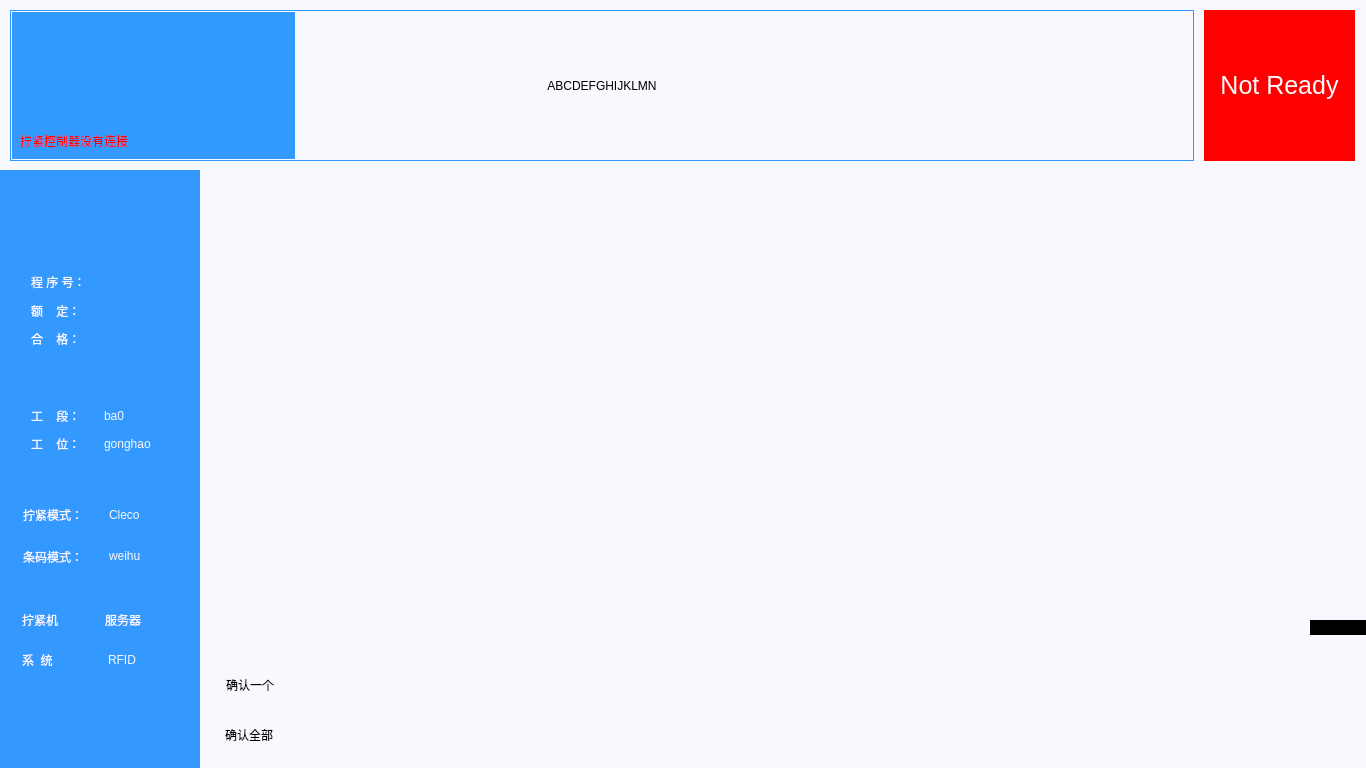
Before: the Qt Designer form mainwindow.ui in dyygxmy/wuxi_datong_Data2, drawn with Qt 5.
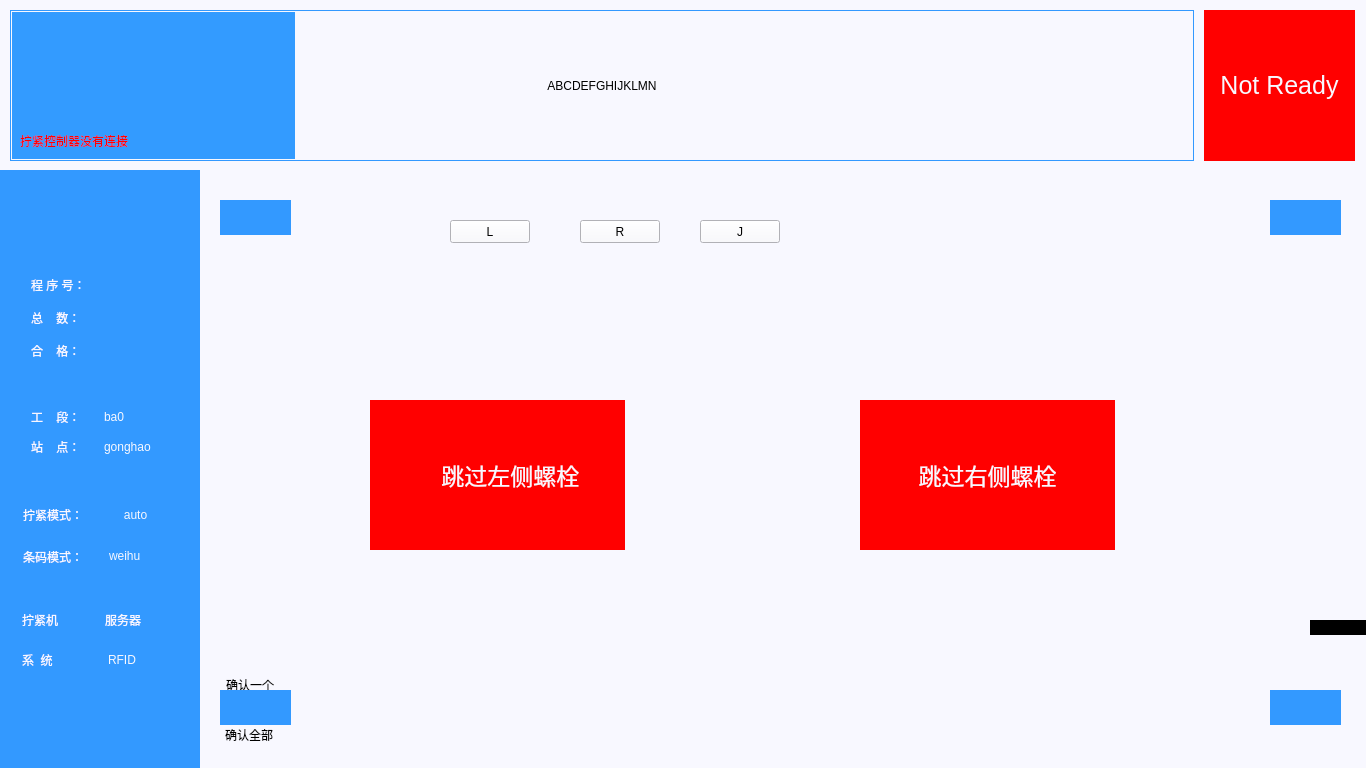
After: the same form once the commit is applied. Icons and pictures are not drawn.

```diff
--- a/mainwindow.ui
+++ b/mainwindow.ui
@@ -487,8 +487,8 @@
           <rect>
            <x>20</x>
            <y>224</y>
-           <width>161</width>
-           <height>71</height>
+           <width>162</width>
+           <height>75</height>
           </rect>
          </property>
          <layout class="QVBoxLayout" name="verticalLayout_2">
@@ -527,7 +527,7 @@
 color: rgb(248, 248, 255);</string>
               </property>
               <property name="text">
-               <string>工    位：</string>
+               <string>站    点：</string>
               </property>
              </widget>
             </item>
@@ -552,7 +552,7 @@
            <x>20</x>
            <y>90</y>
            <width>161</width>
-           <height>101</height>
+           <height>115</height>
           </rect>
          </property>
          <layout class="QVBoxLayout" name="verticalLayout">
@@ -591,7 +591,7 @@
 color: rgb(248, 248, 255);</string>
               </property>
               <property name="text">
-               <string>额    定：</string>
+               <string>总    数：</string>
               </property>
              </widget>
             </item>
@@ -819,23 +819,6 @@
           <string>拧紧模式：</string>
          </property>
         </widget>
-        <widget class="QLabel" name="label_tighten">
-         <property name="geometry">
-          <rect>
-           <x>109</x>
-           <y>335</y>
-           <width>51</width>
-           <height>19</height>
-          </rect>
-         </property>
-         <property name="styleSheet">
-          <string notr="true">font: 12pt &quot;黑体&quot;;
-color: rgb(248, 248, 255);</string>
-         </property>
-         <property name="text">
-          <string>Cleco</string>
-         </property>
-        </widget>
         <widget class="QPushButton" name="pushButton_shutdown">
          <property name="enabled">
           <bool>true</bool>
@@ -865,6 +848,29 @@
           <bool>true</bool>
          </property>
         </widget>
+        <widget class="QPushButton" name="pushButton_tighten">
+         <property name="geometry">
+          <rect>
+           <x>100</x>
+           <y>329</y>
+           <width>71</width>
+           <height>31</height>
+          </rect>
+         </property>
+         <property name="focusPolicy">
+          <enum>Qt::NoFocus</enum>
+         </property>
+         <property name="styleSheet">
+          <string notr="true">font: 12pt &quot;黑体&quot;;
+color: rgb(248, 248, 255);</string>
+         </property>
+         <property name="text">
+          <string>auto</string>
+         </property>
+         <property name="flat">
+          <bool>true</bool>
+         </property>
+        </widget>
         <zorder>label_8</zorder>
         <zorder>label_ss1</zorder>
         <zorder>label_9</zorder>
@@ -1080,6 +1086,164 @@
          <string/>
         </property>
        </widget>
+       <widget class="QLabel" name="labelTyre1">
+        <property name="geometry">
+         <rect>
+          <x>220</x>
+          <y>30</y>
+          <width>71</width>
+          <height>35</height>
+         </rect>
+        </property>
+        <property name="styleSheet">
+         <string notr="true">font: 12pt &quot;黑体&quot;;
+color: rgb(248, 248, 255);
+background-color:rgb(51, 153, 255);</string>
+        </property>
+        <property name="text">
+         <string/>
+        </property>
+       </widget>
+       <widget class="QLabel" name="labelTyre4">
+        <property name="geometry">
+         <rect>
+          <x>1270</x>
+          <y>520</y>
+          <width>71</width>
+          <height>35</height>
+         </rect>
+        </property>
+        <property name="styleSheet">
+         <string notr="true">font: 12pt &quot;黑体&quot;;
+color: rgb(248, 248, 255);
+background-color:rgb(51, 153, 255);</string>
+        </property>
+        <property name="text">
+         <string/>
+        </property>
+       </widget>
+       <widget class="QLabel" name="labelTyre3">
+        <property name="geometry">
+         <rect>
+          <x>220</x>
+          <y>520</y>
+          <width>71</width>
+          <height>35</height>
+         </rect>
+        </property>
+        <property name="styleSheet">
+         <string notr="true">font: 12pt &quot;黑体&quot;;
+color: rgb(248, 248, 255);
+background-color:rgb(51, 153, 255);</string>
+        </property>
+        <property name="text">
+         <string/>
+        </property>
+       </widget>
+       <widget class="QLabel" name="labelTyre2">
+        <property name="geometry">
+         <rect>
+          <x>1270</x>
+          <y>30</y>
+          <width>71</width>
+          <height>35</height>
+         </rect>
+        </property>
+        <property name="styleSheet">
+         <string notr="true">font: 12pt &quot;黑体&quot;;
+color: rgb(248, 248, 255);
+background-color:rgb(51, 153, 255);</string>
+        </property>
+        <property name="text">
+         <string/>
+        </property>
+       </widget>
+       <widget class="QPushButton" name="btnLeft">
+        <property name="geometry">
+         <rect>
+          <x>450</x>
+          <y>50</y>
+          <width>80</width>
+          <height>23</height>
+         </rect>
+        </property>
+        <property name="styleSheet">
+         <string notr="true"/>
+        </property>
+        <property name="text">
+         <string>L</string>
+        </property>
+       </widget>
+       <widget class="QPushButton" name="btnRight">
+        <property name="geometry">
+         <rect>
+          <x>580</x>
+          <y>50</y>
+          <width>80</width>
+          <height>23</height>
+         </rect>
+        </property>
+        <property name="text">
+         <string>R</string>
+        </property>
+       </widget>
+       <widget class="QPushButton" name="jump">
+        <property name="geometry">
+         <rect>
+          <x>700</x>
+          <y>50</y>
+          <width>80</width>
+          <height>23</height>
+         </rect>
+        </property>
+        <property name="text">
+         <string>J</string>
+        </property>
+       </widget>
+       <widget class="QPushButton" name="btnIgnoreLeft">
+        <property name="geometry">
+         <rect>
+          <x>370</x>
+          <y>230</y>
+          <width>255</width>
+          <height>150</height>
+         </rect>
+        </property>
+        <property name="styleSheet">
+         <string notr="true">font: 17pt ;
+background-color: rgb(255, 0, 0);
+color: rgb(248, 248, 255);
+border-width:0px;  
+border-style:solid;
+border-color: rgb(51, 153, 255);  
+</string>
+        </property>
+        <property name="text">
+         <string>    跳过左侧螺栓</string>
+        </property>
+       </widget>
+       <widget class="QPushButton" name="btnIgnoreRight">
+        <property name="geometry">
+         <rect>
+          <x>860</x>
+          <y>230</y>
+          <width>255</width>
+          <height>150</height>
+         </rect>
+        </property>
+        <property name="styleSheet">
+         <string notr="true">font: 17pt ;
+background-color: rgb(255, 0, 0);
+color: rgb(248, 248, 255);
+border-width:0px;  
+border-style:solid;
+border-color: rgb(51, 153, 255);  
+</string>
+        </property>
+        <property name="text">
+         <string>跳过右侧螺栓</string>
+        </property>
+       </widget>
       </widget>
       <widget class="QWidget" name="page_4">
        <widget class="QPushButton" name="pushButton_18">
```
Left out of the diff: 10 changed lines with no effect on the pictures.
